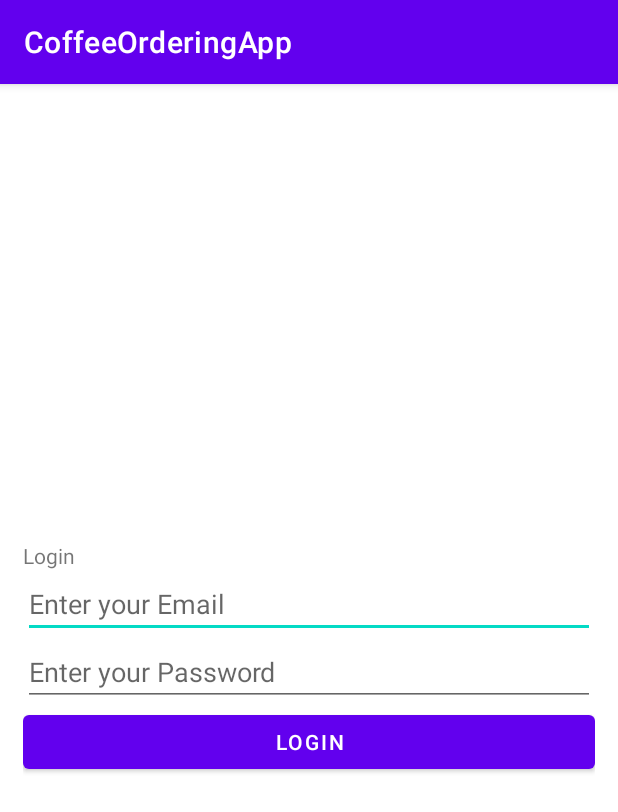
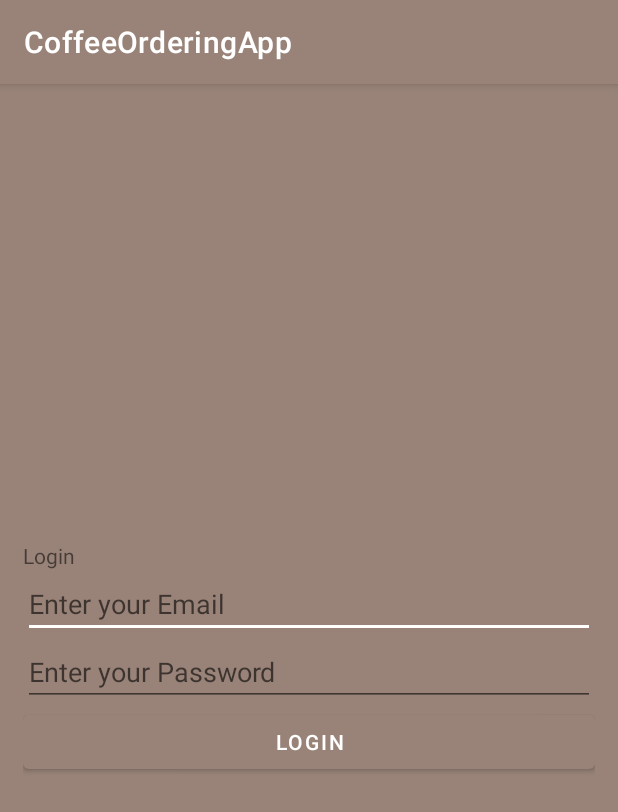
Before and after one commit to h-akram/CoffeeOrderingApp, an Android app: the screen it shows after launch (LoginActivity), on a phone screen of 412 x 824 dp. Shown: the top 812 px of the screen. Run offline under Robolectric (Android 15) with nearby library versions, the light colour scheme and no system bars; our stand-ins replace Firebase (no records; nobody signed in at launch, a user with empty details on screens opened directly).

Commit message:
fixed colors

```diff
--- a/app/src/main/res/layout/activity_login.xml
+++ b/app/src/main/res/layout/activity_login.xml
@@ -11,7 +11,8 @@
     android:gravity="center_vertical"
     android:orientation="vertical"
     android:padding="15dp"
-    tools:context=".LoginActivity">
+    tools:context=".LoginActivity"
+    android:background="#998378">
 
     <!-- TextView for heading -->
     <TextView
--- a/app/src/main/res/values-night/themes.xml
+++ b/app/src/main/res/values-night/themes.xml
@@ -2,13 +2,10 @@
     <!-- Base application theme. -->
     <style name="Theme.CoffeeOrderingApp" parent="Theme.MaterialComponents.DayNight.DarkActionBar">
         <!-- Primary brand color. -->
-        <item name="colorPrimary">@color/purple_200</item>
-        <item name="colorPrimaryVariant">@color/purple_700</item>
-        <item name="colorOnPrimary">@color/black</item>
-        <!-- Secondary brand color. -->
-        <item name="colorSecondary">@color/teal_200</item>
-        <item name="colorSecondaryVariant">@color/teal_200</item>
-        <item name="colorOnSecondary">@color/black</item>
+        <item name="colorPrimary">@color/colorPrimary</item>
+        <item name="colorPrimaryDark">@color/colorPrimaryDark</item>
+        <item name="colorAccent">@color/colorAccent</item>
+
         <!-- Status bar color. -->
         <item name="android:statusBarColor" tools:targetApi="l">?attr/colorPrimaryVariant</item>
         <!-- Customize your theme here. -->
--- a/app/src/main/res/values/colors.xml
+++ b/app/src/main/res/values/colors.xml
@@ -1,10 +1,6 @@
 <?xml version="1.0" encoding="utf-8"?>
 <resources>
-    <color name="purple_200">#FFBB86FC</color>
-    <color name="purple_500">#FF6200EE</color>
-    <color name="purple_700">#FF3700B3</color>
-    <color name="teal_200">#FF03DAC5</color>
-    <color name="teal_700">#FF018786</color>
-    <color name="black">#FF000000</color>
-    <color name="white">#FFFFFFFF</color>
+    <color name="colorPrimary">#998378</color>
+    <color name="colorPrimaryDark">#3a1909</color>
+    <color name="colorAccent">#ffffff</color>
 </resources>
--- a/app/src/main/res/values/themes.xml
+++ b/app/src/main/res/values/themes.xml
@@ -2,13 +2,10 @@
     <!-- Base application theme. -->
     <style name="Theme.CoffeeOrderingApp" parent="Theme.MaterialComponents.DayNight.DarkActionBar">
         <!-- Primary brand color. -->
-        <item name="colorPrimary">@color/purple_500</item>
-        <item name="colorPrimaryVariant">@color/purple_700</item>
-        <item name="colorOnPrimary">@color/white</item>
-        <!-- Secondary brand color. -->
-        <item name="colorSecondary">@color/teal_200</item>
-        <item name="colorSecondaryVariant">@color/teal_700</item>
-        <item name="colorOnSecondary">@color/black</item>
+        <item name="colorPrimary">@color/colorPrimary</item>
+        <item name="colorPrimaryDark">@color/colorPrimaryDark</item>
+        <item name="colorAccent">@color/colorAccent</item>
+
         <!-- Status bar color. -->
         <item name="android:statusBarColor" tools:targetApi="l">?attr/colorPrimaryVariant</item>
         <!-- Customize your theme here. -->
```
Also changed, not shown: 2 other files.
